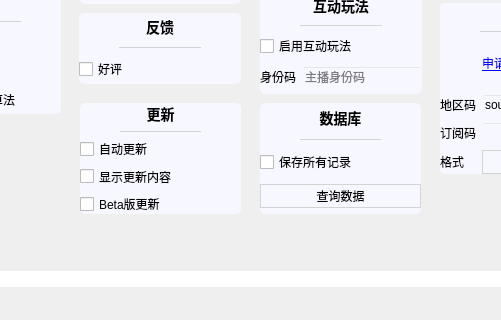
The window that mainwindow/mainwindow.ui (iwxyi/Bilibili-MagicalDanmaku) describes before a commit, drawn with Qt 5; both pictures show x 175 to 676 and y 1048 to 1368 of the 840 by 1368 pixel window.
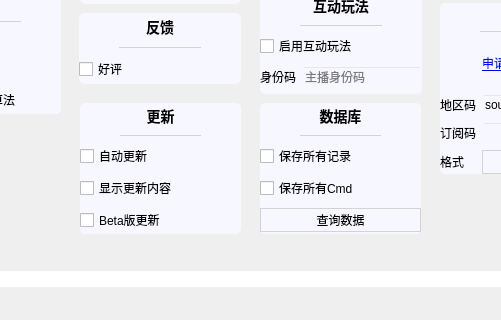
The same window after the commit. Icons and pictures are not drawn. Custom widgets are drawn as their Qt base class.

Commit message: 新增存储所有CMD

The edit to the form file:
```diff
--- a/mainwindow/mainwindow.ui
+++ b/mainwindow/mainwindow.ui
@@ -6187,7 +6187,7 @@
               <x>190</x>
               <y>1090</y>
               <width>161</width>
-              <height>111</height>
+              <height>131</height>
              </rect>
             </property>
             <property name="toolTip">
@@ -6289,7 +6289,7 @@
               <x>370</x>
               <y>1090</y>
               <width>161</width>
-              <height>111</height>
+              <height>131</height>
              </rect>
             </property>
             <property name="toolTip">
@@ -6364,6 +6364,20 @@
                </property>
               </widget>
              </item>
+             <item>
+              <widget class="CheckBox1" name="saveCmdToSqliteCheck">
+               <property name="cursor">
+                <cursorShape>PointingHandCursor</cursorShape>
+               </property>
+               <property name="toolTip">
+                <string>保存所有cmd、data到数据库
+可用于日志分析</string>
+               </property>
+               <property name="text">
+                <string>保存所有Cmd</string>
+               </property>
+              </widget>
+             </item>
              <item>
               <widget class="QPushButton" name="databaseQueryButton">
                <property name="cursor">
```
The commit also changes 5 other files.
